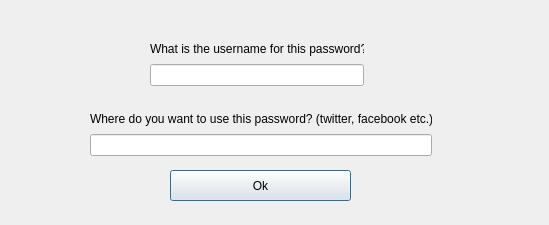
The window that passwdsource.ui (mchdaybk/QPasswordManager) describes before a commit, drawn with Qt 5.
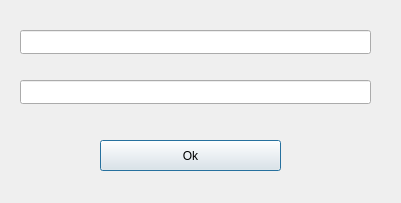
The same window after the commit.

```diff
--- a/passwdsource.ui
+++ b/passwdsource.ui
@@ -6,8 +6,8 @@
    <rect>
     <x>0</x>
     <y>0</y>
-    <width>549</width>
-    <height>225</height>
+    <width>401</width>
+    <height>203</height>
    </rect>
   </property>
   <property name="windowTitle">
@@ -16,8 +16,8 @@
   <widget class="QPushButton" name="pushButton">
    <property name="geometry">
     <rect>
-     <x>170</x>
-     <y>170</y>
+     <x>100</x>
+     <y>140</y>
      <width>181</width>
      <height>31</height>
     </rect>
@@ -26,49 +26,28 @@
     <string>Ok</string>
    </property>
   </widget>
-  <widget class="QWidget" name="">
+  <widget class="QLineEdit" name="lineEdit_username">
    <property name="geometry">
     <rect>
-     <x>90</x>
-     <y>110</y>
-     <width>342</width>
-     <height>46</height>
+     <x>20</x>
+     <y>80</y>
+     <width>351</width>
+     <height>24</height>
     </rect>
    </property>
-   <layout class="QVBoxLayout" name="verticalLayout">
-    <item>
-     <widget class="QLabel" name="label">
-      <property name="text">
-       <string>Where do you want to use this password? (twitter, facebook etc.)</string>
-      </property>
-     </widget>
-    </item>
-    <item>
-     <widget class="QLineEdit" name="lineEdit"/>
-    </item>
-   </layout>
+   <property name="text">
+    <string/>
+   </property>
   </widget>
-  <widget class="QWidget" name="">
+  <widget class="QLineEdit" name="lineEdit">
    <property name="geometry">
     <rect>
-     <x>150</x>
-     <y>40</y>
-     <width>214</width>
-     <height>46</height>
+     <x>20</x>
+     <y>30</y>
+     <width>351</width>
+     <height>24</height>
     </rect>
    </property>
-   <layout class="QVBoxLayout" name="verticalLayout_2">
-    <item>
-     <widget class="QLabel" name="label_2">
-      <property name="text">
-       <string>What is the username for this password?</string>
-      </property>
-     </widget>
-    </item>
-    <item>
-     <widget class="QLineEdit" name="lineEdit_username"/>
-    </item>
-   </layout>
   </widget>
  </widget>
  <resources/>
```
